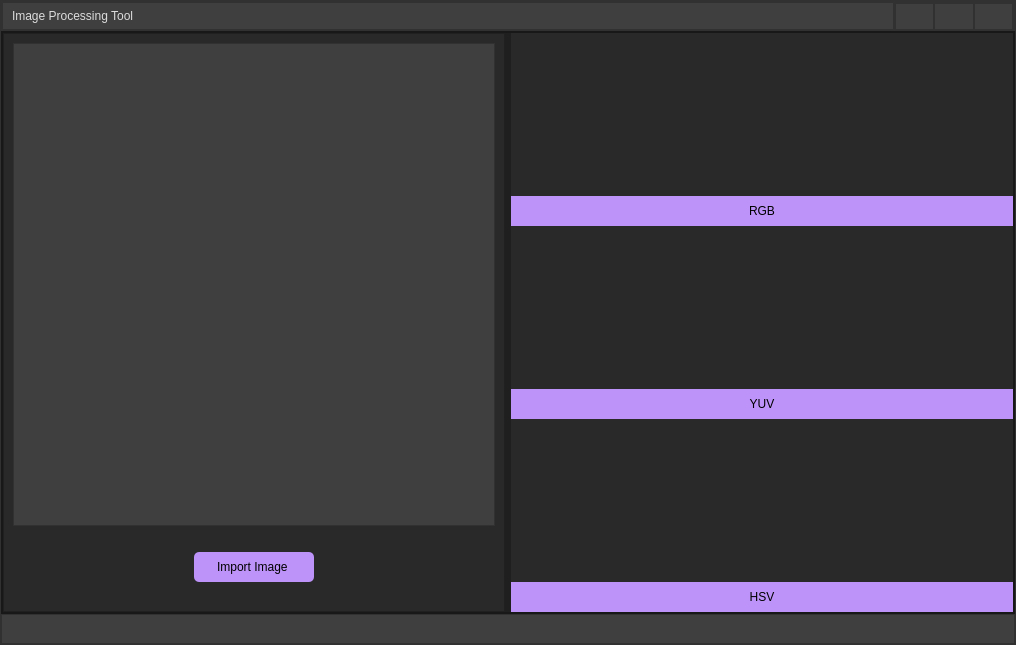
First picture: the form in Main/main.ui, repository emreaniloguz/imageprocessingtoolforpython, before the edit.
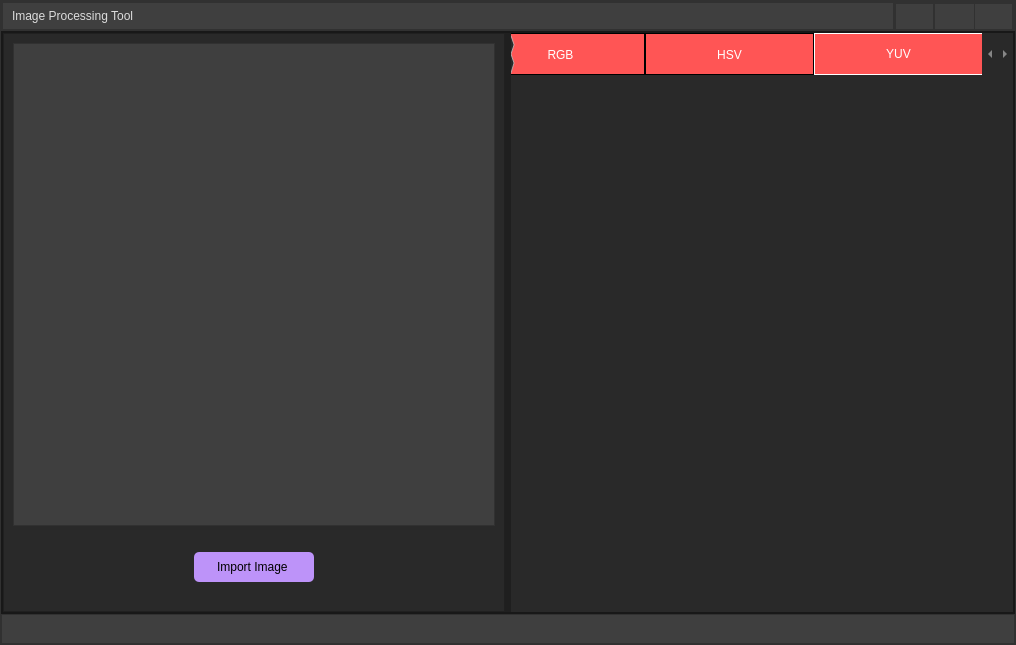
Second picture: the form after the edit. The open tabs and pages were chosen to show the change. Icons and pictures are not drawn.

Commit message: Düğmelere hover eklendi, ayrıca üst sekme tuşları atandı.

```diff
--- a/Main/main.ui
+++ b/Main/main.ui
@@ -287,14 +287,26 @@
                   <property name="bottomMargin">
                    <number>0</number>
                   </property>
-                  <item>
+                  <item alignment="Qt::AlignHCenter|Qt::AlignVCenter">
                    <widget class="QPushButton" name="maximize_button">
+                    <property name="sizePolicy">
+                     <sizepolicy hsizetype="Maximum" vsizetype="Preferred">
+                      <horstretch>0</horstretch>
+                      <verstretch>0</verstretch>
+                     </sizepolicy>
+                    </property>
                     <property name="minimumSize">
                      <size>
-                      <width>0</width>
+                      <width>40</width>
                       <height>25</height>
                      </size>
                     </property>
+                    <property name="maximumSize">
+                     <size>
+                      <width>16777215</width>
+                      <height>16777215</height>
+                     </size>
+                    </property>
                     <property name="toolTip">
                      <string>Maximize</string>
                     </property>
@@ -443,6 +455,35 @@
             </property>
             <item>
              <widget class="QStackedWidget" name="StackedWidget">
+              <property name="font">
+               <font>
+                <strikeout>false</strikeout>
+               </font>
+              </property>
+              <property name="contextMenuPolicy">
+               <enum>Qt::DefaultContextMenu</enum>
+              </property>
+              <property name="acceptDrops">
+               <bool>false</bool>
+              </property>
+              <property name="toolTip">
+               <string>&lt;html&gt;&lt;head/&gt;&lt;body&gt;&lt;p&gt;background-color:none;&lt;/p&gt;&lt;/body&gt;&lt;/html&gt;</string>
+              </property>
+              <property name="statusTip">
+               <string/>
+              </property>
+              <property name="accessibleDescription">
+               <string/>
+              </property>
+              <property name="frameShape">
+               <enum>QFrame::NoFrame</enum>
+              </property>
+              <property name="frameShadow">
+               <enum>QFrame::Plain</enum>
+              </property>
+              <property name="lineWidth">
+               <number>1</number>
+              </property>
               <property name="currentIndex">
                <number>0</number>
               </property>
@@ -625,7 +666,7 @@
                      <property name="frameShadow">
                       <enum>QFrame::Raised</enum>
                      </property>
-                     <layout class="QVBoxLayout" name="verticalLayout_2">
+                     <layout class="QHBoxLayout" name="horizontalLayout_12">
                       <property name="spacing">
                        <number>0</number>
                       </property>
@@ -642,320 +683,208 @@
                        <number>0</number>
                       </property>
                       <item>
-                       <widget class="QFrame" name="rgb">
-                        <property name="frameShape">
-                         <enum>QFrame::StyledPanel</enum>
+                       <widget class="QTabWidget" name="tabWidget">
+                        <property name="enabled">
+                         <bool>false</bool>
                         </property>
-                        <property name="frameShadow">
-                         <enum>QFrame::Raised</enum>
+                        <property name="sizePolicy">
+                         <sizepolicy hsizetype="Preferred" vsizetype="Preferred">
+                          <horstretch>0</horstretch>
+                          <verstretch>0</verstretch>
+                         </sizepolicy>
                         </property>
-                        <layout class="QVBoxLayout" name="verticalLayout_3">
-                         <property name="spacing">
-                          <number>0</number>
-                         </property>
-                         <property name="leftMargin">
-                          <number>0</number>
-                         </property>
-                         <property name="topMargin">
-                          <number>0</number>
-                         </property>
-                         <property name="rightMargin">
-                          <number>0</number>
-                         </property>
-                         <property name="bottomMargin">
-                          <number>0</number>
-                         </property>
-                         <item>
-                          <widget class="QFrame" name="rgb_graph">
-                           <property name="styleSheet">
-                            <string notr="true">background-color: rgb(41, 41, 41);</string>
-                           </property>
-                           <property name="frameShape">
-                            <enum>QFrame::StyledPanel</enum>
-                           </property>
-                           <property name="frameShadow">
-                            <enum>QFrame::Raised</enum>
-                           </property>
-                          </widget>
-                         </item>
-                         <item>
-                          <widget class="QFrame" name="rgb_button">
-                           <property name="maximumSize">
-                            <size>
-                             <width>16777215</width>
-                             <height>30</height>
-                            </size>
-                           </property>
-                           <property name="styleSheet">
-                            <string notr="true">background-color: #bd93f9;
-border: 5px;
-</string>
-                           </property>
-                           <property name="frameShape">
-                            <enum>QFrame::StyledPanel</enum>
-                           </property>
-                           <property name="frameShadow">
-                            <enum>QFrame::Raised</enum>
-                           </property>
-                           <layout class="QVBoxLayout" name="verticalLayout_7">
-                            <property name="spacing">
-                             <number>0</number>
-                            </property>
-                            <property name="leftMargin">
-                             <number>0</number>
-                            </property>
-                            <property name="topMargin">
-                             <number>0</number>
-                            </property>
-                            <property name="rightMargin">
-                             <number>0</number>
-                            </property>
-                            <property name="bottomMargin">
-                             <number>0</number>
-                            </property>
-                            <item>
-                             <widget class="QPushButton" name="pushButton">
-                              <property name="minimumSize">
-                               <size>
-                                <width>0</width>
-                                <height>30</height>
-                               </size>
-                              </property>
-                              <property name="styleSheet">
-                               <string notr="true">QPushButton{
-	background-color: none;
-	background-color: rgb(189, 147, 249);
-	border: 5px;
-	border-radius: 5px;
+                        <property name="baseSize">
+                         <size>
+                          <width>0</width>
+                          <height>0</height>
+                         </size>
+                        </property>
+                        <property name="toolTip">
+                         <string/>
+                        </property>
+                        <property name="styleSheet">
+                         <string notr="true">QTabBar::tab {	
+	 height: 40px;
+	 width:167px;
+	 background: #ff5555;
+	color: white;
+	border: 1px solid;
 
-	
-	font: 8pt &quot;Segoe MDL2 Assets&quot;;
 }
-QPushButton:hover{
-	background-color: rgb(150, 117, 198);
-	
-}</string>
-                              </property>
-                              <property name="text">
-                               <string>RGB</string>
-                              </property>
-                             </widget>
-                            </item>
-                           </layout>
-                          </widget>
-                         </item>
-                        </layout>
-                       </widget>
-                      </item>
-                      <item>
-                       <widget class="QFrame" name="yuv">
-                        <property name="frameShape">
-                         <enum>QFrame::StyledPanel</enum>
+
+QTabWidget::pane{
+	border-color: rgb(41, 41, 41);
+
+}QTabBar::tab::selected{
+	border-color:white;  
+
+}
+
+QTabBar::tab::!selected{
+	border-color:black;
+}
+
+QTabBar::tab:selected {
+    / expand/overlap to the left and right by 4px /
+    margin-left: -4px;
+    margin-right: -1px;
+}
+
+</string>
                         </property>
-                        <property name="frameShadow">
-                         <enum>QFrame::Raised</enum>
+                        <property name="currentIndex">
+                         <number>0</number>
                         </property>
-                        <layout class="QVBoxLayout" name="verticalLayout_4">
-                         <property name="spacing">
-                          <number>0</number>
+                        <property name="iconSize">
+                         <size>
+                          <width>16</width>
+                          <height>16</height>
+                         </size>
+                        </property>
+                        <widget class="QWidget" name="RGB">
+                         <property name="minimumSize">
+                          <size>
+                           <width>100</width>
+                           <height>300</height>
+                          </size>
                          </property>
-                         <property name="leftMargin">
-                          <number>0</number>
+                         <property name="styleSheet">
+                          <string notr="true"/>
                          </property>
-                         <property name="topMargin">
-                          <number>0</number>
-                         </property>
-                         <property name="rightMargin">
-                          <number>0</number>
-                         </property>
-                         <property name="bottomMargin">
-                          <number>0</number>
-                         </property>
-                         <item>
-                          <widget class="QFrame" name="yuv_graph_frame">
-                           <property name="frameShape">
-                            <enum>QFrame::StyledPanel</enum>
-                           </property>
-                           <property name="frameShadow">
-                            <enum>QFrame::Raised</enum>
-                           </property>
-                          </widget>
-                         </item>
-                         <item>
-                          <widget class="QFrame" name="yuv_button_frame">
-                           <property name="maximumSize">
-                            <size>
-                             <width>16777215</width>
-                             <height>30</height>
-                            </size>
-                           </property>
-                           <property name="styleSheet">
-                            <string notr="true">background-color: #bd93f9;
-border: 5px;
-</string>
-                           </property>
-                           <property name="frameShape">
-                            <enum>QFrame::StyledPanel</enum>
-                           </property>
-                           <property name="frameShadow">
-                            <enum>QFrame::Raised</enum>
-                           </property>
-                           <layout class="QVBoxLayout" name="verticalLayout_6">
-                            <property name="spacing">
-                             <number>0</number>
+                         <attribute name="title">
+                          <string>RGB</string>
+                         </attribute>
+                         <layout class="QHBoxLayout" name="horizontalLayout_13">
+                          <property name="spacing">
+                           <number>0</number>
+                          </property>
+                          <property name="leftMargin">
+                           <number>0</number>
+                          </property>
+                          <property name="topMargin">
+                           <number>0</number>
+                          </property>
+                          <property name="rightMargin">
+                           <number>0</number>
+                          </property>
+                          <property name="bottomMargin">
+                           <number>0</number>
+                          </property>
+                          <item>
+                           <widget class="QFrame" name="rgb_frame">
+                            <property name="frameShape">
+                             <enum>QFrame::StyledPanel</enum>
                             </property>
-                            <property name="leftMargin">
-                             <number>0</number>
+                            <property name="frameShadow">
+                             <enum>QFrame::Raised</enum>
                             </property>
-                            <property name="topMargin">
-                             <number>0</number>
-                            </property>
-                            <property name="rightMargin">
-                             <number>0</number>
-                            </property>
-                            <property name="bottomMargin">
-                             <number>0</number>
-                            </property>
-                            <item>
-                             <widget class="QPushButton" name="yuv_button">
-                              <property name="minimumSize">
-                               <size>
-                                <width>0</width>
-                                <height>30</height>
-                               </size>
-                              </property>
-                              <property name="maximumSize">
-                               <size>
-                                <width>16777215</width>
-                                <height>30</height>
-                               </size>
-                              </property>
-                              <property name="styleSheet">
-                               <string notr="true">QPushButton{
-	background-color: none;
-	background-color: rgb(189, 147, 249);
-	border: 5px;
-	border-radius: 5px;
+                           </widget>
+                          </item>
+                         </layout>
+                        </widget>
+                        <widget class="QWidget" name="HSV">
+                         <property name="styleSheet">
+                          <string notr="true">QTabWidget::pane{
+	border-color: rgb(41, 41, 41);
 
-	font: 8pt &quot;Segoe MDL2 Assets&quot;;
+}QTabBar::tab::selected{
+	border-color:white;
 }
 QPushButton:hover{
 	background-color: rgb(150, 117, 198);
 	
 }
 </string>
-                              </property>
-                              <property name="text">
-                               <string>YUV</string>
-                              </property>
-                             </widget>
-                            </item>
-                           </layout>
-                          </widget>
-                         </item>
-                        </layout>
-                       </widget>
-                      </item>
-                      <item>
-                       <widget class="QFrame" name="hsv">
-                        <property name="frameShape">
-                         <enum>QFrame::StyledPanel</enum>
-                        </property>
-                        <property name="frameShadow">
-                         <enum>QFrame::Raised</enum>
-                        </property>
-                        <layout class="QVBoxLayout" name="verticalLayout_5">
-                         <property name="spacing">
-                          <number>0</number>
                          </property>
-                         <property name="leftMargin">
-                          <number>0</number>
-                         </property>
-                         <property name="topMargin">
-                          <number>0</number>
-                         </property>
-                         <property name="rightMargin">
-                          <number>0</number>
-                         </property>
-                         <property name="bottomMargin">
-                          <number>0</number>
-                         </property>
-                         <item>
-                          <widget class="QFrame" name="hsv_graph">
-                           <property name="frameShape">
-                            <enum>QFrame::StyledPanel</enum>
-                           </property>
-                           <property name="frameShadow">
-                            <enum>QFrame::Raised</enum>
-                           </property>
-                          </widget>
-                         </item>
-                         <item>
-                          <widget class="QFrame" name="hsv_button">
-                           <property name="maximumSize">
-                            <size>
-                             <width>16777215</width>
-                             <height>30</height>
-                            </size>
-                           </property>
-                           <property name="styleSheet">
-                            <string notr="true">background-color: #bd93f9;
-border: 5px;
-border-color: #bd93f9;</string>
-                           </property>
-                           <property name="frameShape">
-                            <enum>QFrame::StyledPanel</enum>
-                           </property>
-                           <property name="frameShadow">
-                            <enum>QFrame::Raised</enum>
-                           </property>
-                           <layout class="QVBoxLayout" name="verticalLayout_8">
-                            <property name="spacing">
-                             <number>0</number>
+                         <attribute name="title">
+                          <string>HSV</string>
+                         </attribute>
+                         <layout class="QHBoxLayout" name="horizontalLayout_15">
+                          <property name="spacing">
+                           <number>0</number>
+                          </property>
+                          <property name="leftMargin">
+                           <number>0</number>
+                          </property>
+                          <property name="topMargin">
+                           <number>0</number>
+                          </property>
+                          <property name="rightMargin">
+                           <number>0</number>
+                          </property>
+                          <property name="bottomMargin">
+                           <number>0</number>
+                          </property>
+                          <item>
+                           <widget class="QFrame" name="hsv_frame">
+                            <property name="frameShape">
+                             <enum>QFrame::StyledPanel</enum>
                             </property>
-                            <property name="leftMargin">
-                             <number>0</number>
+                            <property name="frameShadow">
+                             <enum>QFrame::Raised</enum>
                             </property>
-                            <property name="topMargin">
-                             <number>0</number>
-                            </property>
-                            <property name="rightMargin">
-                             <number>0</number>
-                            </property>
-                            <property name="bottomMargin">
-                             <number>0</number>
-                            </property>
-                            <item>
-                             <widget class="QPushButton" name="pushButton_2">
-                              <property name="minimumSize">
-                               <size>
-                                <width>0</width>
-                                <height>30</height>
-                               </size>
-                              </property>
-                              <property name="styleSheet">
-                               <string notr="true">QPushButton{
-	background-color: none;
-	background-color: rgb(189, 147, 249);
-	border: 5px;
-	border-radius: 5px;
+                           </widget>
+                          </item>
+                         </layout>
+                        </widget>
+                        <widget class="QWidget" name="YUV">
+                         <property name="styleSheet">
+                          <string notr="true">QTabWidget::pane{
+	border-color: rgb(41, 41, 41);
 
-	font: 8pt &quot;Segoe MDL2 Assets&quot;;
+}QTabBar::tab::selected{
+	border-color:white;
 }
-QPushButton:hover{
-	background-color: rgb(150, 117, 198);
-	
+
+QTabBar::tab::!selected{
+	border-color:black;
+}
+
+QTabBar::tab:selected {
+    / expand/overlap to the left and right by 4px /
+    margin-left: -4px;
+    margin-right: -1px;
+}
+
+QTabBar::tab:first:selected {
+    margin-left: 2; / the first selected tab has nothing to overlap with on the left /
+}
+
+QTabBar::tab:last:selected {
+    margin-right: 0; / the last selected tab has nothing to overlap with on the right /
 }</string>
-                              </property>
-                              <property name="text">
-                               <string>HSV</string>
-                              </property>
-                             </widget>
-                            </item>
-                           </layout>
-                          </widget>
-                         </item>
-                        </layout>
+                         </property>
+                         <attribute name="title">
+                          <string>YUV</string>
+                         </attribute>
+                         <layout class="QHBoxLayout" name="horizontalLayout_14">
+                          <property name="spacing">
+                           <number>0</number>
+                          </property>
+                          <property name="leftMargin">
+                           <number>0</number>
+                          </property>
+                          <property name="topMargin">
+                           <number>0</number>
+                          </property>
+                          <property name="rightMargin">
+                           <number>0</number>
+                          </property>
+                          <property name="bottomMargin">
+                           <number>0</number>
+                          </property>
+                          <item>
+                           <widget class="QFrame" name="yuv_frame">
+                            <property name="frameShape">
+                             <enum>QFrame::StyledPanel</enum>
+                            </property>
+                            <property name="frameShadow">
+                             <enum>QFrame::Raised</enum>
+                            </property>
+                           </widget>
+                          </item>
+                         </layout>
+                        </widget>
                        </widget>
                       </item>
                      </layout>
```
Left out of the diff: 25 changed lines with no effect on the pictures.
